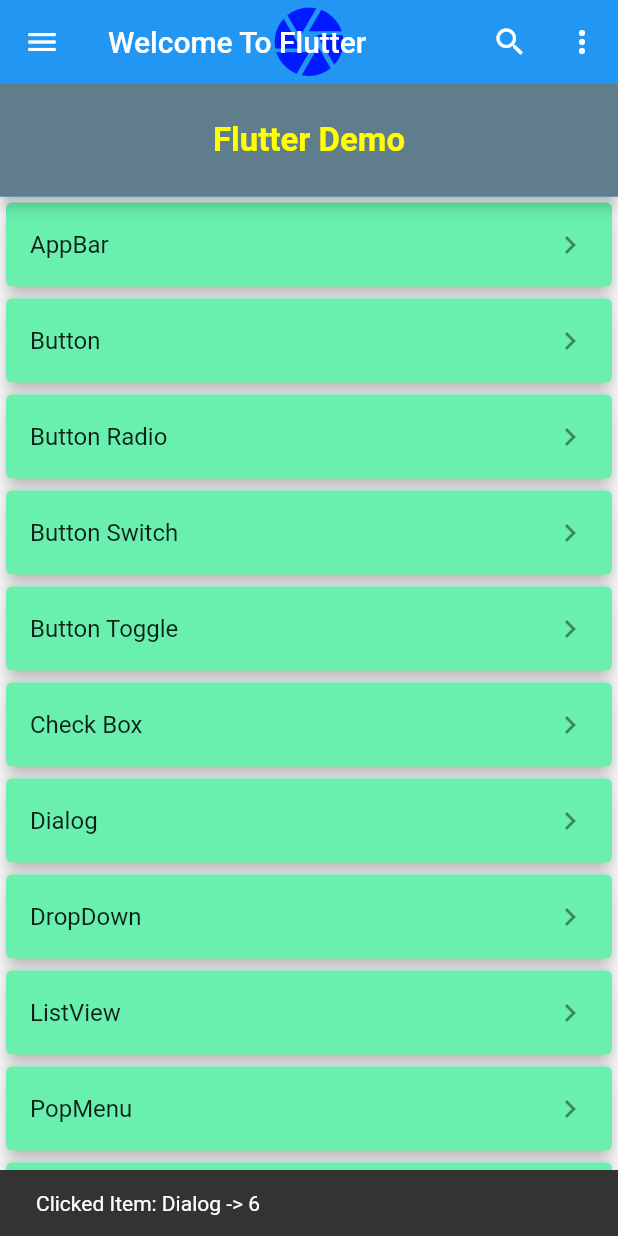
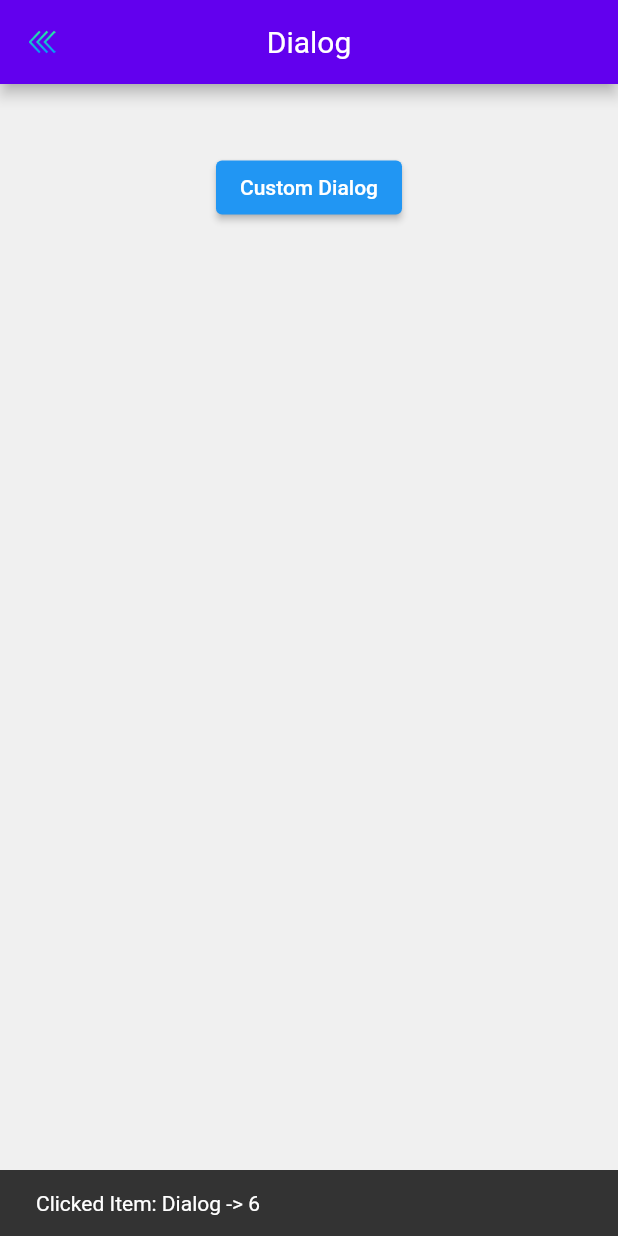
Before and after one commit to LavanDroid/Learning-Flutter, a Flutter app: the screen it shows after launch, after a tap on "Dialog", on a phone screen of 412 x 824 dp. Run offline on Flutter 3.47's test engine with Material 2 defaults, Android fonts, the phone set to English and light mode, and no system bars; our stand-ins replace fluttertoast, font_awesome_flutter.

```diff
--- a/lib/main.dart
+++ b/lib/main.dart
@@ -6,6 +6,8 @@ import 'package:flutter_demo/model/main_model.dart';
 import 'package:flutter_demo/screens/buttons/my_button.dart';
 import 'package:flutter_demo/screens/check_box/my_check_box.dart';
 import 'package:flutter_demo/screens/custom_appbar/my_appbar.dart';
+import 'package:flutter_demo/screens/dialog/my_dialog.dart';
+import 'package:flutter_demo/screens/listview/my_listview.dart';
 import 'package:flutter_demo/screens/radio_button/my_radio.dart';
 import 'package:flutter_demo/screens/switch_button/my_switch.dart';
 import 'package:flutter_demo/screens/textfield/my_textfield.dart';
@@ -239,7 +241,7 @@ class _MyDemoState extends State<MyDemo> with AppBase {
         {
           Navigator.push(mContext,
               MaterialPageRoute(builder: (mContext) => const MyButtons()));
-          // nextAction(const MyButtons());
+          //nextAction(const MyButtons());
           break;
         }
       case 2:
@@ -252,6 +254,12 @@ class _MyDemoState extends State<MyDemo> with AppBase {
               backgroundColor: Colors.grey,
               textColor: Colors.white,
               fontSize: 18.0);
+          break;
+        }
+      case 3:
+        {
+          // Navigator.push(mContext,MaterialPageRoute(builder: (mContext) => const MyDialog()));
+          nextAction(() => const MyDialog());
           break;
         }
       case 4:
@@ -271,6 +279,11 @@ class _MyDemoState extends State<MyDemo> with AppBase {
         {
           Navigator.push(mContext,
               MaterialPageRoute(builder: (mContext) => const MyTextField()));
+          break;
+        }
+      case 7:
+        {
+          nextAction(() => const MyListView());
           break;
         }
       case 10:
@@ -304,8 +317,10 @@ class _MyDemoState extends State<MyDemo> with AppBase {
     }
   }
 
-  /* void nextAction(MyButtons screen) {
-    Navigator.push(mContext,
-              MaterialPageRoute(builder: (mContext) => const MyButtons()));
-  } */
+  void nextAction(Widget Function() pages) {
+    Navigator.push(
+      mContext,
+      MaterialPageRoute(builder: (mContext) => pages()),
+    );
+  }
 }
--- /dev/null
+++ b/lib/screens/dialog/my_dialog.dart
@@ -0,0 +1,108 @@
+import 'package:flutter/material.dart';
+import 'package:flutter_demo/appbase/app_base.dart';
+import 'package:flutter_demo/screens/custom_appbar/common_appbar.dart';
+import 'package:flutter_demo/screens/dialog/custom_dialog_box.dart';
+
+class MyDialog extends StatefulWidget {
+  const MyDialog({Key? key}) : super(key: key);
+
+  @override
+  _MyDialogState createState() => _MyDialogState();
+}
+
+class _MyDialogState extends State<MyDialog> with AppBase {
+  @override
+  Widget build(BuildContext context) => Container(
+        child: buildAppBar(),
+      );
+
+  Widget buildAppBar() => GestureDetector(
+        onTap: () => hideKeyBoard(),
+        child: Scaffold(
+          backgroundColor: appColor.mGrey,
+          appBar: CommonAppBar(
+            icon: 'assets/images/ic_custom_back.png',
+            title: 'Dialog',
+          ),
+          body: buildDialogScreen(),
+        ),
+      );
+
+  Widget buildDialogScreen() => GestureDetector(
+        onTap: () => hideKeyBoard(),
+        child: SafeArea(
+          child: Container(
+            width: double.infinity,
+            padding: const EdgeInsets.all(20.0),
+            child: SingleChildScrollView(
+              child: Column(
+                crossAxisAlignment: CrossAxisAlignment.center,
+                children: [
+                  const SizedBox(height: 25.0),
+                  buildCallDialog(),
+                  const SizedBox(height: 25.0),
+                ],
+              ),
+            ),
+          ),
+        ),
+      );
+
+  Widget buildCallDialog() => ElevatedButton(
+        onPressed: () {
+          myGeneralDialog();
+          /* showDialog(
+              context: context,
+              barrierDismissible: false,
+              builder: (BuildContext context) {
+                return CustomDialogBox(
+                  title: 'Custom Dialog Demo',
+                  descriptions:
+                      'Hi all this is a custom dialog in flutter and  you will be use in your flutter applications',
+                  textYes: 'Yes',
+                  textNo: 'Cancel',
+                  isShowNo: false,
+                  onYesPressed: () => {
+                    Navigator.of(context).pop(),
+                  },
+                  onNoPressed: () => {
+                    Navigator.of(context).pop(),
+                  },
+                );
+              }); */
+        },
+        child: const Text('Custom Dialog'),
+      );
+
+  void myGeneralDialog() {
+    showGeneralDialog(
+        //barrierColor: Colors.black.withOpacity(0.5),
+        transitionBuilder: (context, a1, a2, widget) {
+          return Transform.scale(
+            scale: a1.value,
+            child: Opacity(
+              opacity: a1.value,
+              child: CustomDialogBox(
+                title: 'Custom Dialog Demo',
+                descriptions:
+                    'Hi all this is a custom dialog in flutter and  you will be use in your flutter applications',
+                textYes: 'Yes',
+                textNo: 'Cancel',
+                isShowNo: false,
+                onYesPressed: () => {
+                  Navigator.of(context).pop(),
+                },
+                onNoPressed: () => {
+                 // Navigator.of(context).pop(),
+                },
+              ),
+            ),
+          );
+        },
+        transitionDuration: const Duration(milliseconds: 200),
+        barrierDismissible: false,
+        barrierLabel: '',
+        context: context,
+        pageBuilder: (context, animation1, animation2) => Container());
+  }
+}
--- a/lib/screens/radio_button/my_radio.dart
+++ b/lib/screens/radio_button/my_radio.dart
@@ -38,7 +38,9 @@ class _MyRadioButtonState extends State<MyRadioButton> with AppBase {
         ),
       );
 
-  Widget _wRadioButtonScreen() => SafeArea(
+  Widget _wRadioButtonScreen() => GestureDetector(
+        onTap: () => hideKeyBoard(),
+        child: SafeArea(
           child: Container(
             width: double.infinity,
             padding: const EdgeInsets.all(20.0),
@@ -59,6 +61,7 @@ class _MyRadioButtonState extends State<MyRadioButton> with AppBase {
                   // _wListTileRadioTileButton(),
                   // _wSizeBox(height: 50.0),
                 ],
+              ),
             ),
           ),
         ),
```
Also changed, not shown: lib/screens/dialog/custom_dialog_box.dart (added, +110 -0 lines), lib/screens/listview/my_listview.dart (added, +49 -0 lines), assets/images/model.png (added). Lines whose indentation alone changed are shown as unchanged.
